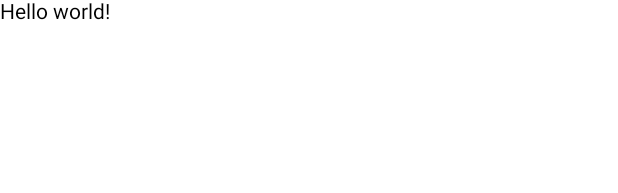
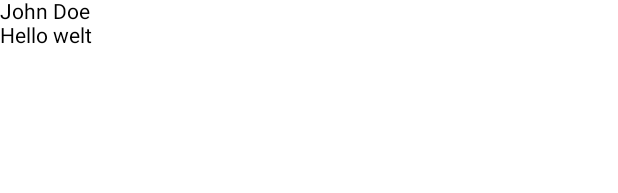
Before and after one commit to Ant8/ComposeDrugiePodejscie, an Android app built with Jetpack Compose: the @Preview function PreviewMessageContent, on a phone screen of 412 x 824 dp. Shown: the top 193 px of the screen. Run offline under Robolectric (Android 15) with nearby library versions, the phone set to English and light mode, and no system bars.

Commit message:
use column to fit two texts in a composable fun

```diff
--- a/app/src/main/java/com/example/composedrugiepodejcie/MainActivity.kt
+++ b/app/src/main/java/com/example/composedrugiepodejcie/MainActivity.kt
@@ -3,25 +3,28 @@ package com.example.composedrugiepodejcie
 import android.os.Bundle
 import androidx.activity.ComponentActivity
 import androidx.activity.compose.setContent
+import androidx.compose.foundation.layout.Column
 import androidx.compose.material.Text
 import androidx.compose.runtime.Composable
 import androidx.compose.ui.tooling.preview.Preview
-import com.example.composedrugiepodejcie.ui.theme.ComposeDrugiePodejścieTheme
 
 class MainActivity : ComponentActivity() {
     override fun onCreate(savedInstanceState: Bundle?) {
         super.onCreate(savedInstanceState)
         setContent {
-            MessageContent()
+            MessageContent(Message("wesół awtor", "wesoła treźdź"))
         }
     }
 }
 
 @Composable
-fun MessageContent(
-    text: String = "Hello world!"
+private fun MessageContent(
+    message: Message = Message()
 ) {
-    Text(text)
+    Column {
+        Text(message.author)
+        Text(message.body)
+    }
 }
 
 @Preview
@@ -29,3 +32,8 @@ fun MessageContent(
 fun PreviewMessageContent() {
     MessageContent()
 }
+
+private data class Message(
+    val author: String = "John Doe",
+    val body: String = "Hello welt",
+)
```
